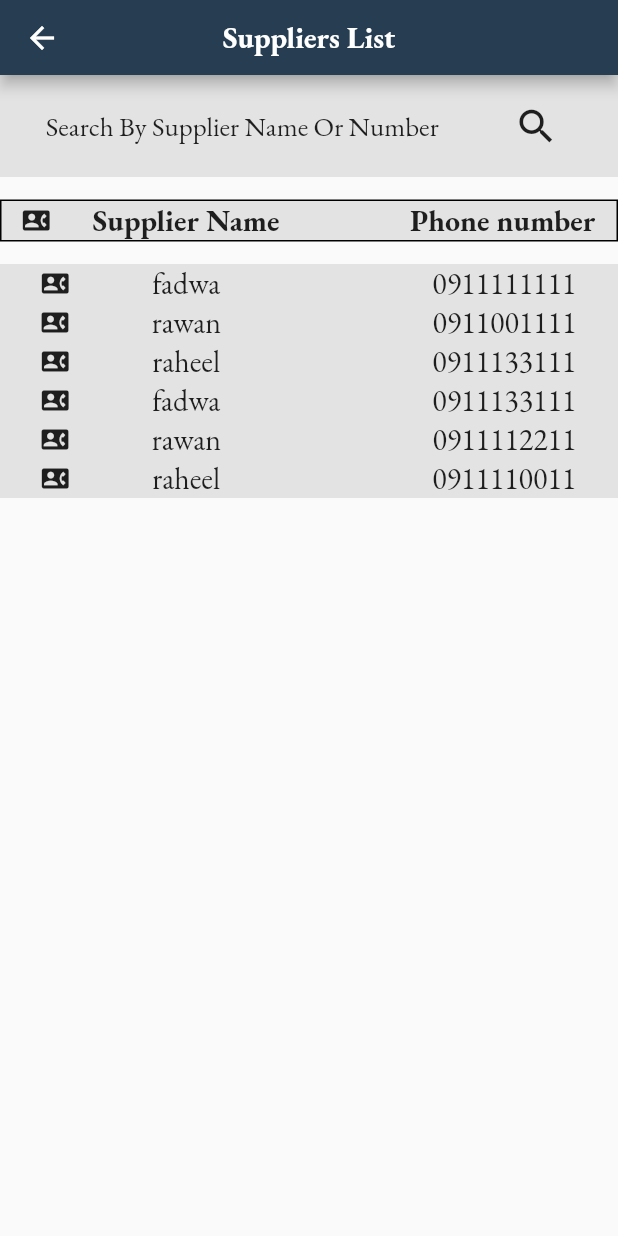
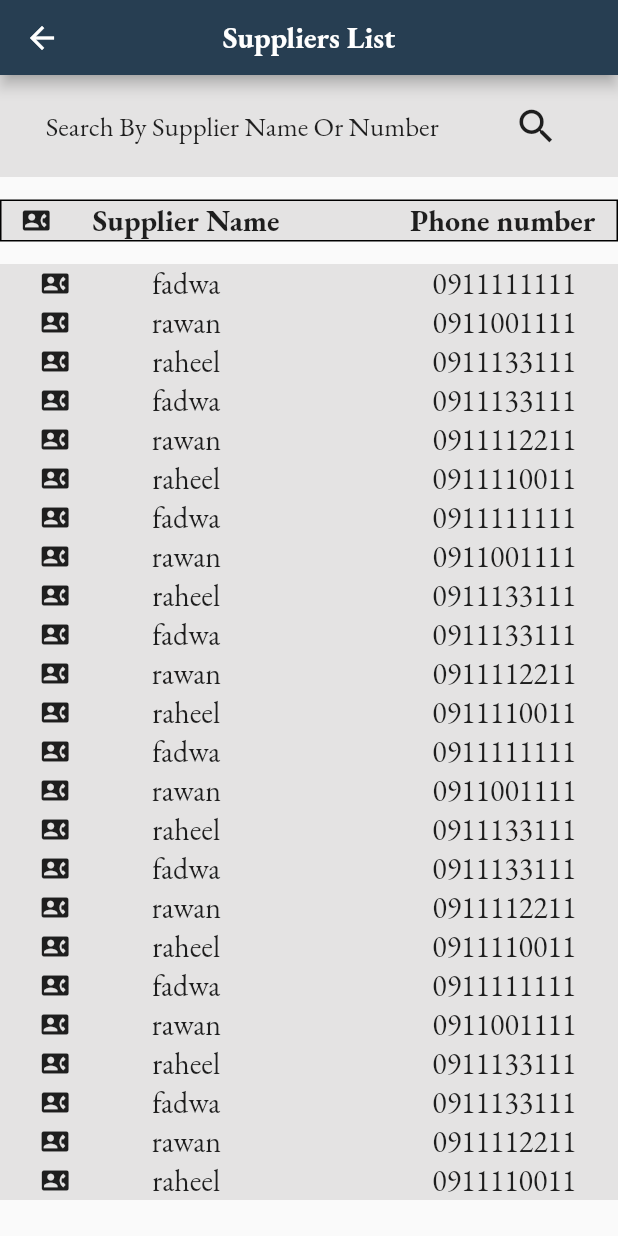
Before and after one commit to Fadwahigga/Mobile-Based-Store-Management-System, a Flutter app: the SuppliersListPage screen opened directly, on a phone screen of 412 x 824 dp. Run offline on Flutter 3.47's test engine with Material 2 defaults, Android fonts, the phone set to English and light mode, and no system bars; our stand-ins replace get, google_fonts; missing offline and left inert: qr_code_scanner.

Commit message:
New Commit

```diff
--- a/lib/screens/suppliersList.dart
+++ b/lib/screens/suppliersList.dart
@@ -13,8 +13,51 @@ class SuppliersListPage extends StatefulWidget {
 }
 
 class _SuppliersListPageState extends State<SuppliersListPage> {
-  List suppliers = ["fadwa", "rawan", "raheel", "fadwa", "rawan", "raheel"];
+  List suppliers = [
+    "fadwa",
+    "rawan",
+    "raheel",
+    "fadwa",
+    "rawan",
+    "raheel",
+    "fadwa",
+    "rawan",
+    "raheel",
+    "fadwa",
+    "rawan",
+    "raheel",
+    "fadwa",
+    "rawan",
+    "raheel",
+    "fadwa",
+    "rawan",
+    "raheel",
+    "fadwa",
+    "rawan",
+    "raheel",
+    "fadwa",
+    "rawan",
+    "raheel"
+  ];
   List suppliersPhone = [
+    "0911111111",
+    "0911001111",
+    "0911133111",
+    "0911133111",
+    "0911112211",
+    "0911110011",
+    "0911111111",
+    "0911001111",
+    "0911133111",
+    "0911133111",
+    "0911112211",
+    "0911110011",
+    "0911111111",
+    "0911001111",
+    "0911133111",
+    "0911133111",
+    "0911112211",
+    "0911110011",
     "0911111111",
     "0911001111",
     "0911133111",
@@ -58,8 +101,6 @@ class _SuppliersListPageState extends State<SuppliersListPage> {
             height: 15,
           ),
           ///////////////////////////////////////////////////////////////////////////////////////////
-          Column(
-            children: [
           Container(
             decoration: BoxDecoration(
               border: Border.all(),
@@ -94,12 +135,8 @@ class _SuppliersListPageState extends State<SuppliersListPage> {
           const SizedBox(
             height: 15,
           ),
-              //////////////////////////////////////////////////////////////////////////////////////////////////
-
-              ///////////////////////////////////////////////////////////////////////////////////////////
-            ],
-          ),
-          ListView.builder(
+          Expanded(
+            child: ListView.builder(
               shrinkWrap: true,
               itemCount: suppliers.length,
               itemBuilder: (context, index) {
@@ -133,6 +170,7 @@ class _SuppliersListPageState extends State<SuppliersListPage> {
                   ),
                 );
               },
+            ),
           )
         ],
       ),
```
Also changed, not shown: lib/screens/productsList.dart (+23 -7 lines). Lines whose indentation alone changed are shown as unchanged.
